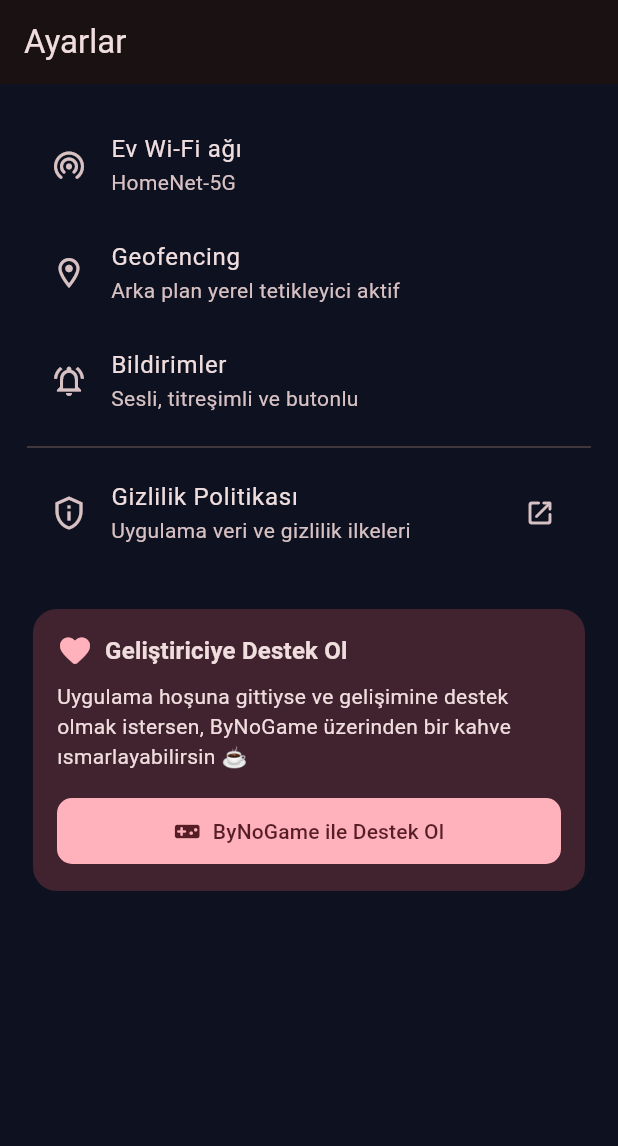
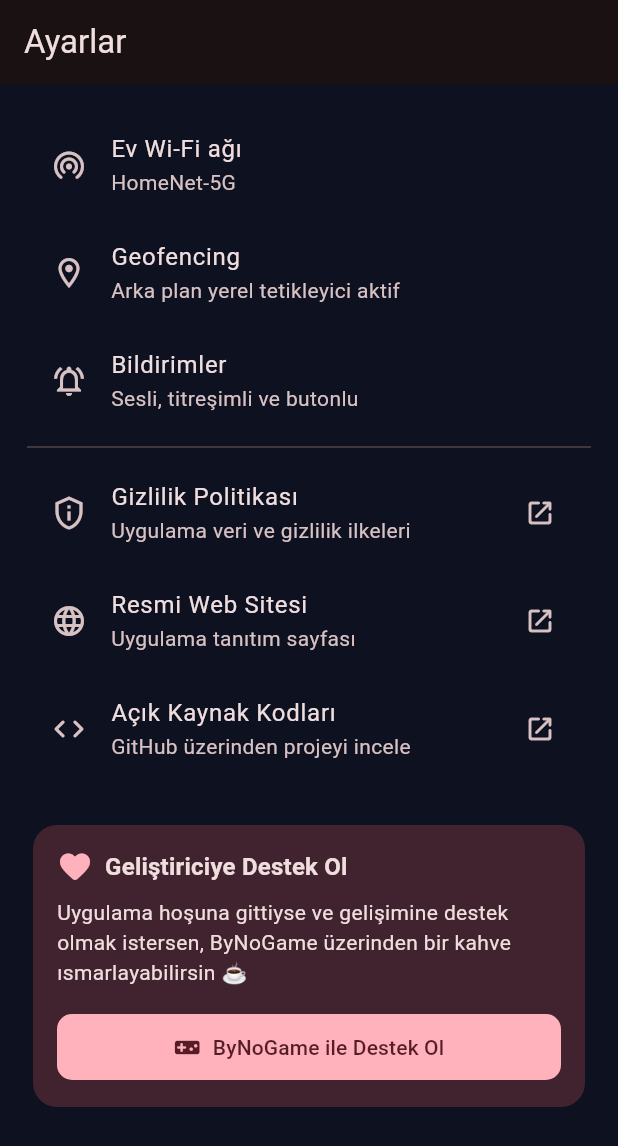
Before and after one commit to taliandre/Unutma-Ha-, a Flutter app: the SettingsScreen screen opened by its route, after a tap on "Gizlilik Politikası", on a phone screen of 412 x 824 dp. Shown: the top 1146 px of the screen. Run offline on Flutter 3.47's test engine with Material 3 defaults, Android fonts, the phone set to English and light mode, and no system bars; our stand-ins replace audioplayers, connectivity_plus, file_picker, flutter_local_notifications, flutter_map, flutter_riverpod and 10 more; missing offline and left inert: flutter_background_service; accounts and stored records are empty.

Commit message:
Add Website and GitHub repo links to Settings screen

```diff
--- a/lib/features/settings/presentation/settings_screen.dart
+++ b/lib/features/settings/presentation/settings_screen.dart
@@ -35,6 +35,30 @@ class SettingsScreen extends StatelessWidget {
             trailing: const Icon(Icons.open_in_new_rounded, size: 20),
             onTap: () async {
               final url = Uri.parse('https://github.com/taliandre/Unutma-Ha-/blob/main/PRIVACY_POLICY.md');
+              if (await canLaunchUrl(url)) {
+                await launchUrl(url, mode: LaunchMode.externalApplication);
+              }
+            },
+          ),
+          ListTile(
+            leading: const Icon(Icons.language_rounded),
+            title: const Text('Resmi Web Sitesi'),
+            subtitle: const Text('Uygulama tanıtım sayfası'),
+            trailing: const Icon(Icons.open_in_new_rounded, size: 20),
+            onTap: () async {
+              final url = Uri.parse('https://taliandre.github.io/Unutma-Ha-/');
+              if (await canLaunchUrl(url)) {
+                await launchUrl(url, mode: LaunchMode.externalApplication);
+              }
+            },
+          ),
+          ListTile(
+            leading: const Icon(Icons.code_rounded),
+            title: const Text('Açık Kaynak Kodları'),
+            subtitle: const Text('GitHub üzerinden projeyi incele'),
+            trailing: const Icon(Icons.open_in_new_rounded, size: 20),
+            onTap: () async {
+              final url = Uri.parse('https://github.com/taliandre/Unutma-Ha-');
               if (await canLaunchUrl(url)) {
                 await launchUrl(url, mode: LaunchMode.externalApplication);
               }
```
